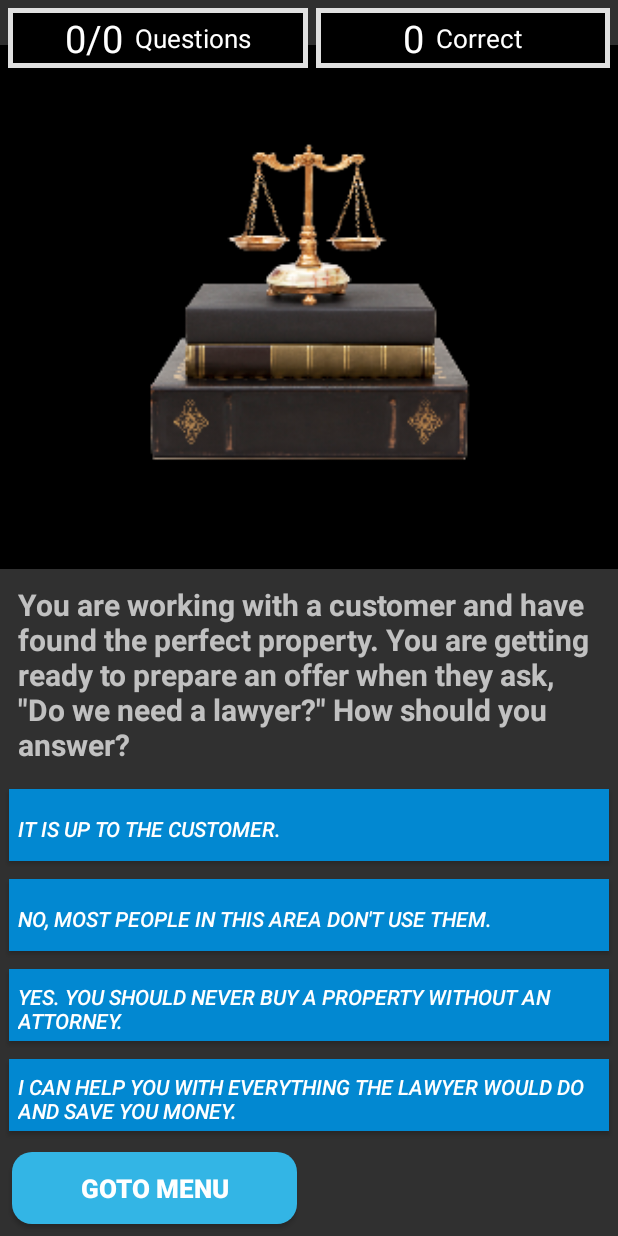
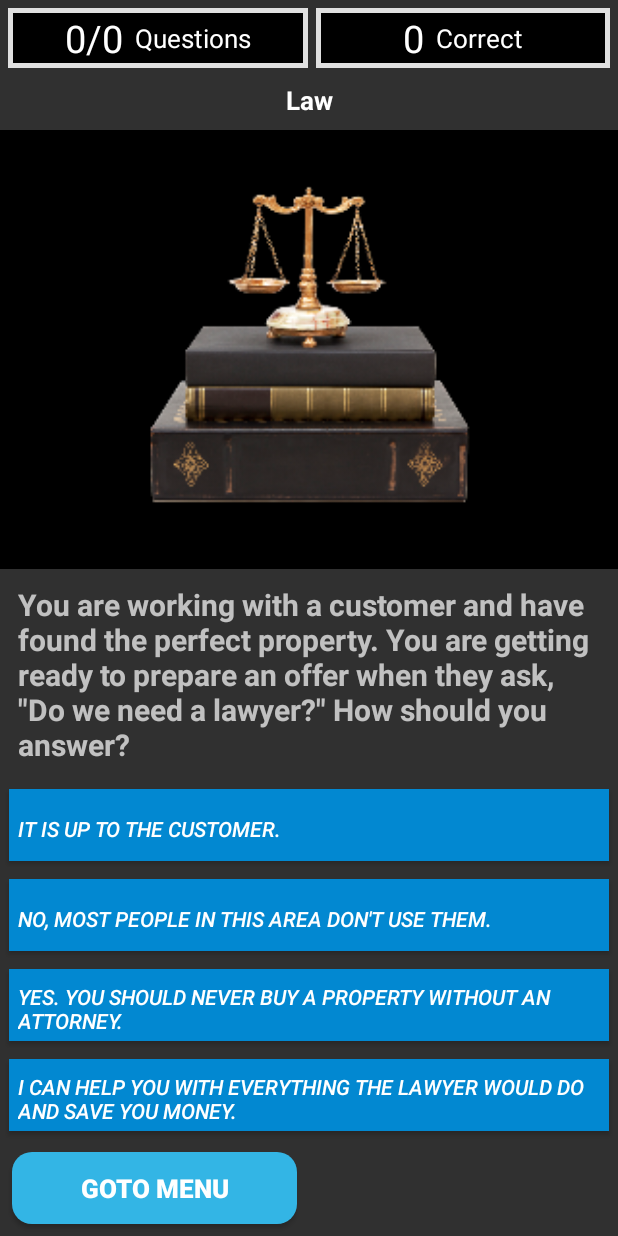
Before and after one commit to nl3appdev21/NJRealtorExam, an Android app: the MainActivity screen opened directly, with no data from a screen before it, on a phone screen of 412 x 824 dp. Run offline under Robolectric (Android 15) with nearby library versions, the phone set to English and light mode, and no system bars; our stand-ins replace Firebase (no records; nobody signed in at launch, a user with empty details on screens opened directly).

```diff
--- a/app/src/main/java/com/nl3designs/njrealtorexam/FlashCards.java
+++ b/app/src/main/java/com/nl3designs/njrealtorexam/FlashCards.java
@@ -230,6 +230,7 @@
     }
 
     private String getTitleFromCategory(String category){
+        category = category.substring(0, 1).toUpperCase() + category.substring(1);
         return category;
     }
 
--- a/app/src/main/java/com/nl3designs/njrealtorexam/MainActivity.java
+++ b/app/src/main/java/com/nl3designs/njrealtorexam/MainActivity.java
@@ -229,6 +229,14 @@
         btn_answer3.setText(questionItem.answers[3]);
 
         numQuestions = questionManager.questionitems.size(); // new code to gets num of questions
+        TextView textview = findViewById(R.id.tv_title);
+        textview.setText(getTitleFromCategory(questionItem.catagory));
+
+    }
+
+    private String getTitleFromCategory(String category){
+        category = category.substring(0, 1).toUpperCase() + category.substring(1);
+        return category;
     }
 
     private void changePictureMode(int mode){ // set picture and text for answer
--- a/app/src/main/java/com/nl3designs/njrealtorexam/QuestionManager.java
+++ b/app/src/main/java/com/nl3designs/njrealtorexam/QuestionManager.java
@@ -47,6 +47,24 @@
         if(categories!=null){
             questionitems = getQuestionsForCategories(categories);
         }
+        setUpCategories();
+        verifyCategories();
+        StorageManager store = new StorageManager(context);
+        String s = store.load("flashRand");
+        if(s.equals("true")){
+            isRandom = true;
+        }else{
+            isRandom = false;
+        }
+        currentIndex = -1;
+    }
+
+    public void loadAllQuestion(Context context, int count) {
+        String jsonStr = loadJSONFromNjexams("njrealtorexam.json",context);
+        Gson gson = new Gson();
+        Type type = new TypeToken<List<QuestionItem>>() {}.getType();
+        questionitems = gson.fromJson(jsonStr, type);
+        questionitems = getLimitedQuestions(count);
         setUpCategories();
         verifyCategories();
         StorageManager store = new StorageManager(context);
@@ -182,6 +200,16 @@
         return catQuestions;
     }
 
+    public List<QuestionItem> getLimitedQuestions(int count){
+        List<QuestionItem> catQuestions = new ArrayList<>();
+        for(QuestionItem q : questionitems) {
+            //if(categories.contains(q.catagory)){
+                catQuestions.add(q);
+            //}
+        }
+        return catQuestions;
+    }
+
     private void setUpCategories(){
 
         categoryMap.put("newtype",R.mipmap.njreal01);  // use for new category if not sure ???
--- a/app/src/main/res/layout/activity_main.xml
+++ b/app/src/main/res/layout/activity_main.xml
@@ -8,38 +8,7 @@
 
     <FrameLayout
         android:layout_width="match_parent"
-        android:layout_height="0dp"
-        android:layout_weight="1">
-
-        <ImageView
-            android:id="@+id/questionImage"
-            android:layout_width="match_parent"
-            android:layout_height="match_parent"
-            android:layout_marginTop="30sp"
-            android:scaleType="fitCenter"
-            android:background="@color/Black"
-            android:src="@mipmap/math" />
-
-        <TextView
-            android:id="@+id/quote"
-            android:layout_width="match_parent"
-            android:layout_height="wrap_content"
-            android:layout_gravity="bottom"
-            android:gravity="center_horizontal"
-            android:layout_margin="12dp"
-            android:paddingBottom="25dp"
-            android:textSize="22dp"
-            android:textStyle="bold"
-            android:visibility="gone"/>
-
-        <TextView
-            android:id="@+id/quoteIncorrect"
-            android:layout_width="wrap_content"
-            android:layout_height="wrap_content"
-            android:layout_gravity="center"
-            android:textSize="19dp"
-            android:textStyle="bold"
-            android:visibility="gone"/>
+        android:layout_height="wrap_content">
 
         <LinearLayout
             android:layout_width="200dp"
@@ -96,6 +65,61 @@
         </LinearLayout>
 
     </FrameLayout>
+
+    <LinearLayout
+        android:layout_width="match_parent"
+        android:layout_height="0dp"
+        android:layout_weight="1"
+        android:orientation="vertical">
+
+        <TextView
+            android:id="@+id/tv_title"
+            android:layout_width="match_parent"
+            android:layout_height="wrap_content"
+            android:layout_marginTop="4dp"
+            android:text="test is said mf"
+            android:textStyle="bold"
+            android:textColor="@color/White"
+            android:textSize="17dp"
+            android:gravity="center"/>
+
+    <FrameLayout
+        android:layout_width="match_parent"
+        android:layout_height="0dp"
+        android:layout_weight="1">
+
+        <ImageView
+            android:id="@+id/questionImage"
+            android:layout_width="match_parent"
+            android:layout_height="match_parent"
+            android:layout_marginTop="8dp"
+            android:scaleType="fitCenter"
+            android:background="@color/Black"
+            android:src="@mipmap/math" />
+
+        <TextView
+            android:id="@+id/quote"
+            android:layout_width="match_parent"
+            android:layout_height="wrap_content"
+            android:layout_gravity="bottom"
+            android:gravity="center_horizontal"
+            android:layout_margin="12dp"
+            android:paddingBottom="25dp"
+            android:textSize="22dp"
+            android:textStyle="bold"
+            android:visibility="gone"/>
+
+        <TextView
+            android:id="@+id/quoteIncorrect"
+            android:layout_width="wrap_content"
+            android:layout_height="wrap_content"
+            android:layout_gravity="center"
+            android:textSize="19dp"
+            android:textStyle="bold"
+            android:visibility="gone"/>
+
+    </FrameLayout>
+    </LinearLayout>
 
     <TextView
         android:id="@+id/question"
--- a/app/src/main/res/layout/flashcards.xml
+++ b/app/src/main/res/layout/flashcards.xml
@@ -9,11 +9,11 @@
         android:id="@+id/tv_title"
         android:layout_width="match_parent"
         android:layout_height="wrap_content"
-        android:layout_marginTop="21dp"
+        android:layout_marginTop="4dp"
         android:text="Flashcards"
         android:textStyle="bold"
         android:textColor="@color/White"
-        android:textSize="32dp"
+        android:textSize="21dp"
         android:gravity="center"/>
 
     <FrameLayout
@@ -26,7 +26,7 @@
             android:layout_width="match_parent"
             android:layout_height="match_parent"
             android:layout_marginTop="12sp"
-            android:scaleType="centerCrop"
+            android:scaleType="fitCenter"
             android:src="@mipmap/math" />
 
     </FrameLayout>
```
